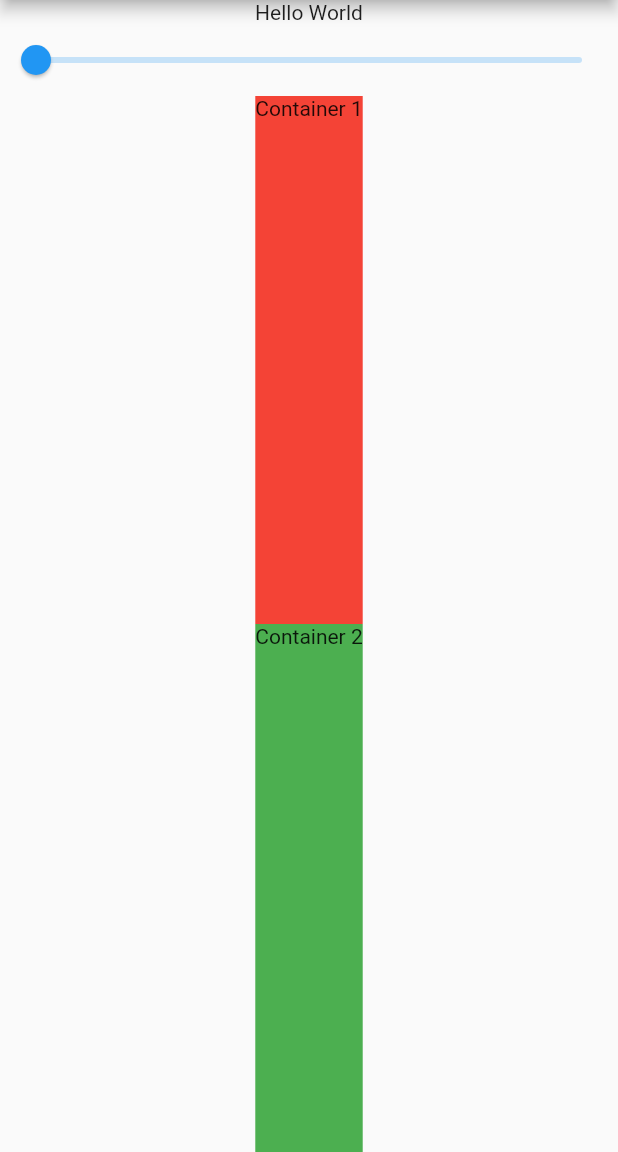
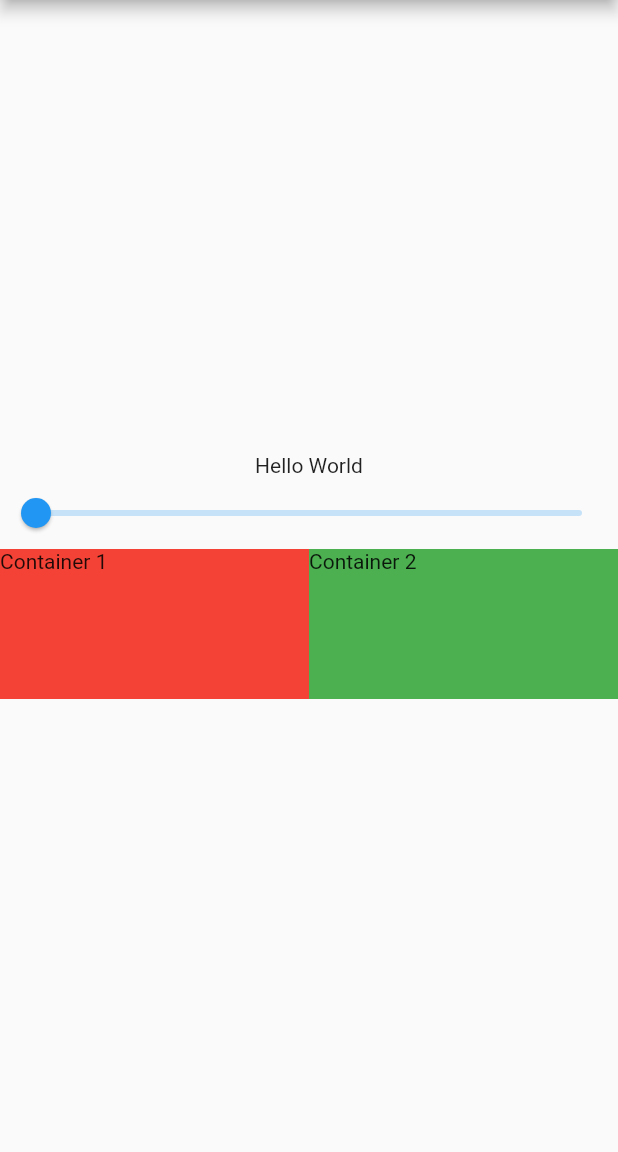
Before and after one commit to DeepeshKalura/learning, a Flutter app: the screen it shows after launch, on a phone screen of 412 x 824 dp, the part 84-1236 px from its top. Run offline on Flutter 3.47's test engine with Material 2 defaults, Android fonts, the phone set to English and light mode, and no system bars.

```diff
--- a/lib/main.dart
+++ b/lib/main.dart
@@ -30,25 +30,37 @@ class MyHomePage extends StatelessWidget {
         title: const Text('Flutter Demo Home Page'),
       ),
       body: Column(
+        mainAxisAlignment: MainAxisAlignment.center,
         children: [
           const Center(
             child: Text('Hello World'),
           ),
-          Slider(value: value, onChanged: (val) {}),
+          Slider(
+            min: 0.0,
+            max: 1.0,
+            value: value,
+            onChanged: (val) {},
+          ),
+          Row(
+            children: [
               Expanded(
                 child: Container(
+                  height: 100,
                   color: Colors.red,
                   child: const Text('Container 1'),
                 ),
               ),
               Expanded(
                 child: Container(
+                  height: 100,
                   color: Colors.green,
                   child: const Text('Container 2'),
                 ),
               ),
             ],
           ),
+        ],
+      ),
     );
   }
 }
```
Also changed, not shown: lib/logic/slider_logic.dart (added). Lines whose indentation alone changed are shown as unchanged.
